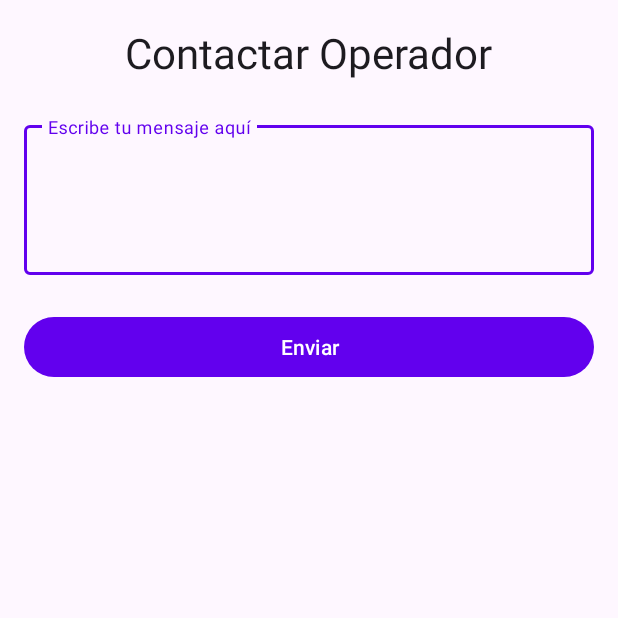
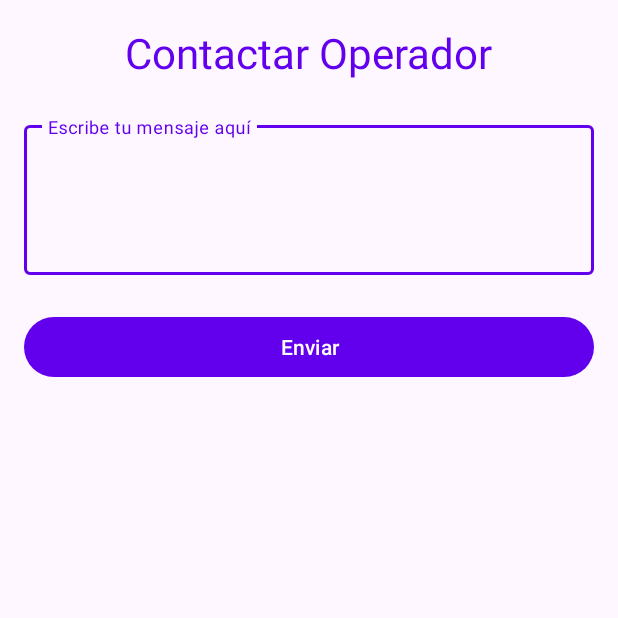
Before and after one commit to Braulio-Ruiz/E_CommerceApp, an Android app: the ContactOperatorActivity screen opened directly, with no data from a screen before it, on a phone screen of 412 x 824 dp, the top half of it. Run offline under Robolectric (Android 15) with nearby library versions, the phone set to English and light mode, and no system bars.

Commit message:
modified:   app/src/main/res/layout/activity_contact_operator.xml 	modified:   app/src/main/res/layout/activity_forum.xml

```diff
--- a/app/src/main/res/layout/activity_contact_operator.xml
+++ b/app/src/main/res/layout/activity_contact_operator.xml
@@ -17,7 +17,8 @@
         android:textAppearance="@style/TextAppearance.Material3.HeadlineMedium"
         app:layout_constraintTop_toTopOf="parent"
         app:layout_constraintStart_toStartOf="parent"
-        app:layout_constraintEnd_toEndOf="parent" />
+        app:layout_constraintEnd_toEndOf="parent"
+        android:textColor="@color/primary" />
 
     <!-- EditText para ingresar el mensaje -->
     <com.google.android.material.textfield.TextInputLayout
--- a/app/src/main/res/layout/activity_forum.xml
+++ b/app/src/main/res/layout/activity_forum.xml
@@ -17,7 +17,8 @@
         android:textAppearance="@style/TextAppearance.Material3.HeadlineMedium"
         app:layout_constraintTop_toTopOf="parent"
         app:layout_constraintStart_toStartOf="parent"
-        app:layout_constraintEnd_toEndOf="parent" />
+        app:layout_constraintEnd_toEndOf="parent"
+        android:textColor="@color/primary" />
 
     <!-- RecyclerView para mostrar preguntas -->
     <androidx.recyclerview.widget.RecyclerView
```
